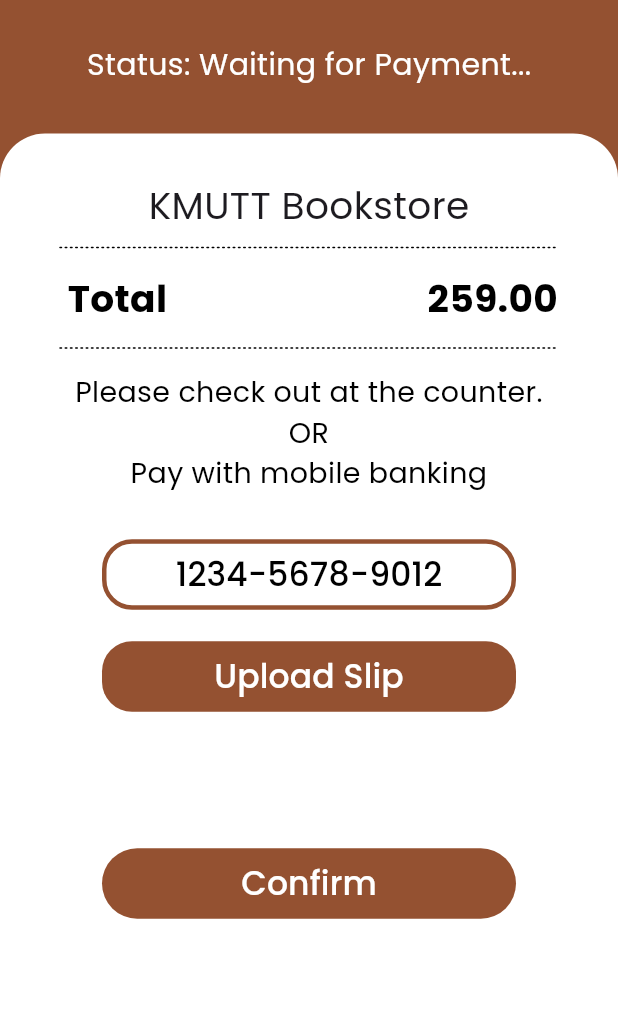
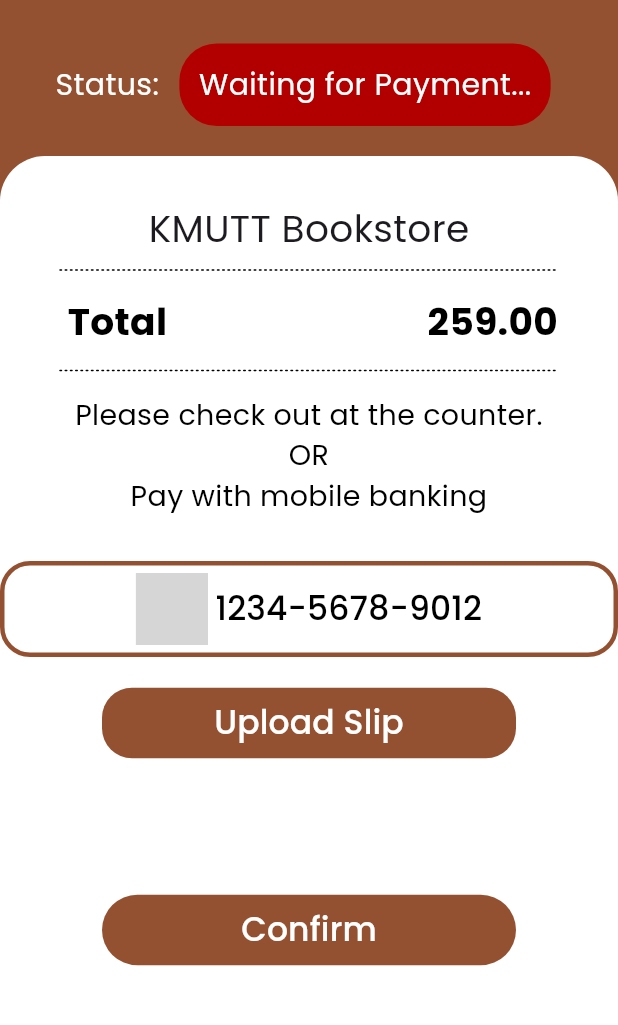
Before and after one commit to jedipw/paystation_frontend, a Flutter app: the PaymentPage screen opened directly with empty values, on a phone screen of 412 x 824 dp, the part 159-1184 px from its top. Run offline on Flutter 3.47's test engine with Material 3 defaults, Android fonts, the phone set to English and light mode, and no system bars; our stand-ins replace camera, flutter_dotenv, image_picker, loading_animation_widget; statements that could not run were skipped; grey boxes are pictures that could not be loaded.

Commit message:
Update payment_page.dart

```diff
--- a/lib/page/payment_page.dart
+++ b/lib/page/payment_page.dart
@@ -41,16 +41,13 @@
               ),
             ],
           ),
-          const Row(
+          Container(
+            padding:
+                EdgeInsets.only(top: 135), // Adjust the top padding as needed
+            child: Row(
               mainAxisAlignment: MainAxisAlignment.center,
-            children: <Widget>[
-              Padding(
-                padding: EdgeInsets.only(
-                  top: 135,
-                ), // Adjust the top padding as needed
-                child: Row(
               children: [
-                    Text(
+                const Text(
                   'Status: ',
                   style: TextStyle(
                     color: Colors.white, // Text color
@@ -58,7 +55,17 @@
                     fontFamily: 'Poppins', // Text size
                   ),
                 ),
-                    Text(
+                Padding(
+                  padding: EdgeInsets.symmetric(
+                      horizontal: 8), // Adjust the inner padding as needed
+                  child: Container(
+                    padding: EdgeInsets.all(13), // Adjust the padding as needed
+                    decoration: BoxDecoration(
+                      borderRadius: BorderRadius.circular(
+                          25), // Adjust the radius as needed
+                      color: Color.fromARGB(255, 178, 0, 0),
+                    ),
+                    child: const Text(
                       'Waiting for Payment...', // Replace with your actual status
                       style: TextStyle(
                         color: Colors.white, // Text color
@@ -66,14 +73,14 @@
                         fontFamily: 'Poppins', // Text size
                       ),
                     ),
-                  ],
                   ),
                 ),
               ],
             ),
+          ),
           Container(
             height: MediaQuery.of(context).size.height - 135,
-            margin: const EdgeInsets.only(top: 195),
+            margin: const EdgeInsets.only(top: 210),
             padding: const EdgeInsets.only(top: 30),
             decoration: const BoxDecoration(
               color: Colors.white,
@@ -229,8 +236,8 @@
                           RoundedRectangleBorder(
                             borderRadius: BorderRadius.circular(20.0),
                             side: const BorderSide(
-                              color: Color.fromARGB(255, 0x94, 0x51,
-                                  0x31), // Set the border color here
+                              color: Color.fromARGB(255, 0x94, 0x51, 0x31),
+                              // Set the border color here
                               width: 3.0, // Set the border width here
                             ),
                           ),
@@ -249,13 +256,27 @@
                         //   ),
                         // ));
                       },
-                      child: const Text(
+                      child: const Row(
+                        mainAxisAlignment: MainAxisAlignment.center,
+                        children: [
+                          Icon(
+                            icon: Icon(Icons
+                                .arrow_back_ios), // Replace with the desired icon
+                            color: Color.fromARGB(255, 0, 0, 0),
+                            size: 22, // Adjust the size as needed
+                          ),
+                          SizedBox(
+                              width:
+                                  5), // Add some space between the icon and text
+                          Text(
                             '1234-5678-9012',
                             style: TextStyle(
                               color: Color.fromARGB(255, 0, 0, 0),
                               fontSize: 22,
                               fontFamily: 'Poppins',
                             ),
+                          ),
+                        ],
                       ),
                     ),
                   ),
```
Lines whose indentation alone changed are shown as unchanged.
